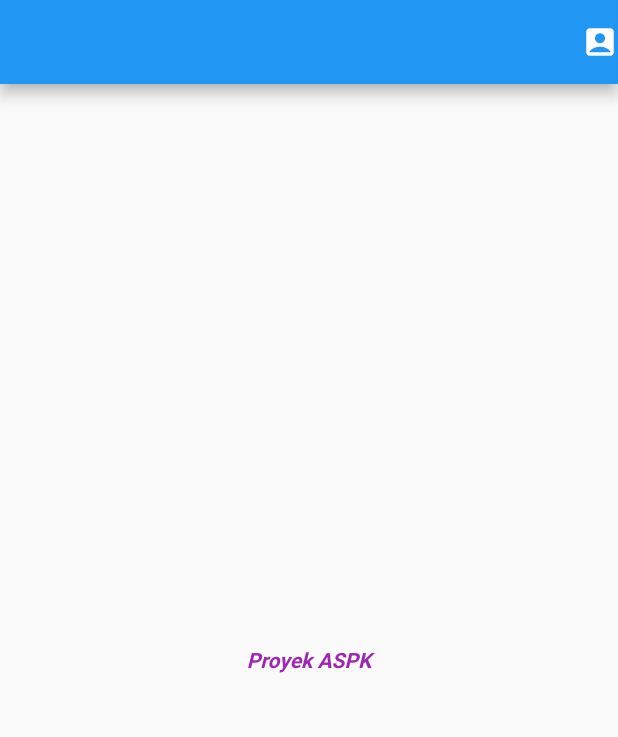
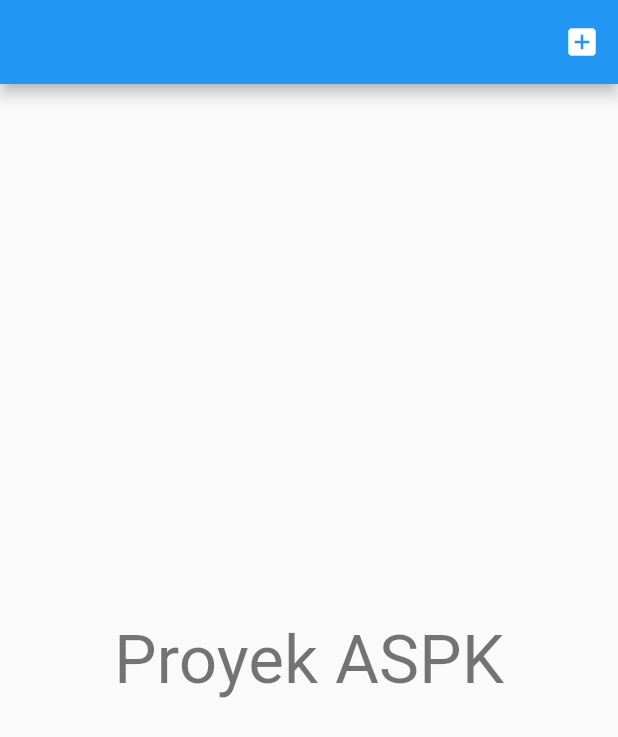
Before and after one commit to Faberroni/flutter_aspk_tembakau, a Flutter app: the screen it shows after launch, on a phone screen of 412 x 824 dp. Shown: the top 737 px of the screen. Run offline on Flutter 3.47's test engine with Material 2 defaults, Android fonts, the phone set to English and light mode, and no system bars.

Commit message:
code refactor

```diff
--- a/lib/Page/home_page.dart
+++ b/lib/Page/home_page.dart
@@ -1,4 +1,4 @@
-// ignore: file_names
+
 //Halaman home buat aplikasi penggudangan
 import 'package:flutter/material.dart';
 
@@ -12,16 +12,18 @@ class MyHomePage extends StatelessWidget {
     return Scaffold(
       appBar: AppBar(
         centerTitle: true,
-        actions: const <Widget>[Icon(Icons.account_box_rounded)],
+        actions:  <Widget>[IconButton(
+          icon: const Icon(Icons.add_box),
+          onPressed: () => debugPrint("Dipencet"),
+          //metode nya ganti ke page lain
+        )],
       ),
-      body: const Center(
+      body: Center(
         child: Text(
           'Proyek ASPK',
           textAlign: TextAlign.left,
-          style: TextStyle(
-              fontWeight: FontWeight.bold,
-              fontStyle: FontStyle.italic
-              ),
+          style: Theme.of(context).textTheme.headline3,
+          //Teks Placeholder di homepage
         ),
       ),
     );
--- a/lib/main.dart
+++ b/lib/main.dart
@@ -8,23 +8,22 @@ void main() {
 class MyApp extends StatelessWidget {
   const MyApp({Key? key}) : super(key: key);
 
-  // This widget is the root of your application.
+  static const String _title = "Proyek ASPK";
+
   @override
   Widget build(BuildContext context) {
     return MaterialApp(
-      title: 'ASPK Flutter',
+      title: _title,
       theme: ThemeData(
-      fontFamily: 'Roboto',
-      colorScheme: ColorScheme.fromSwatch(
-        primarySwatch: Colors.blue,
+        fontFamily: 'Roboto',
+        colorScheme: ColorScheme.fromSwatch(
+          primarySwatch: Colors.blue,
         ).copyWith(
           secondary: Colors.green,
         ),
-        backgroundColor: Colors.lightBlue,
-        textTheme: const TextTheme(bodyText2: TextStyle(color: Colors.purple)),
-
+        backgroundColor: Colors.white,
+        textTheme: const TextTheme(bodyText2: TextStyle(color: Colors.black)),
       ),
-
       home: const MyHomePage(title: 'ASPK Flutter'),
     );
   }
```
